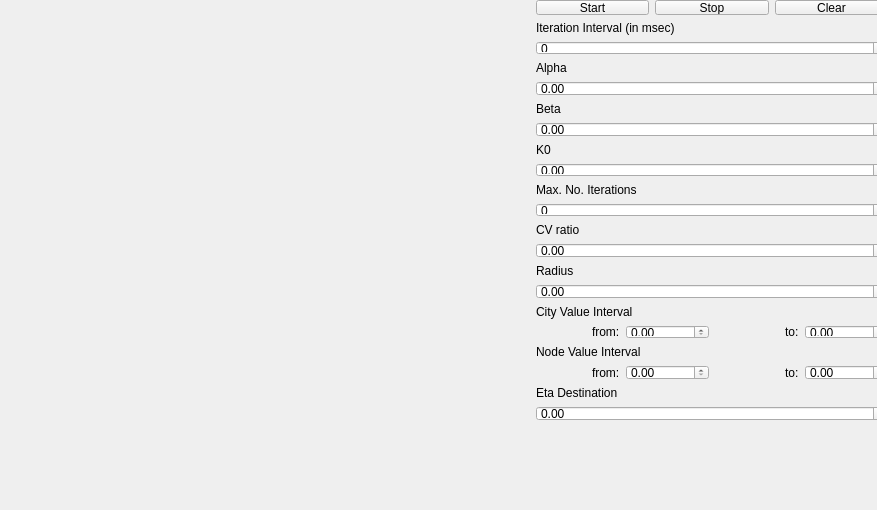
Qt form milestone2/steuerung.ui (yuliahn/PRG_Praktikum) before a commit.
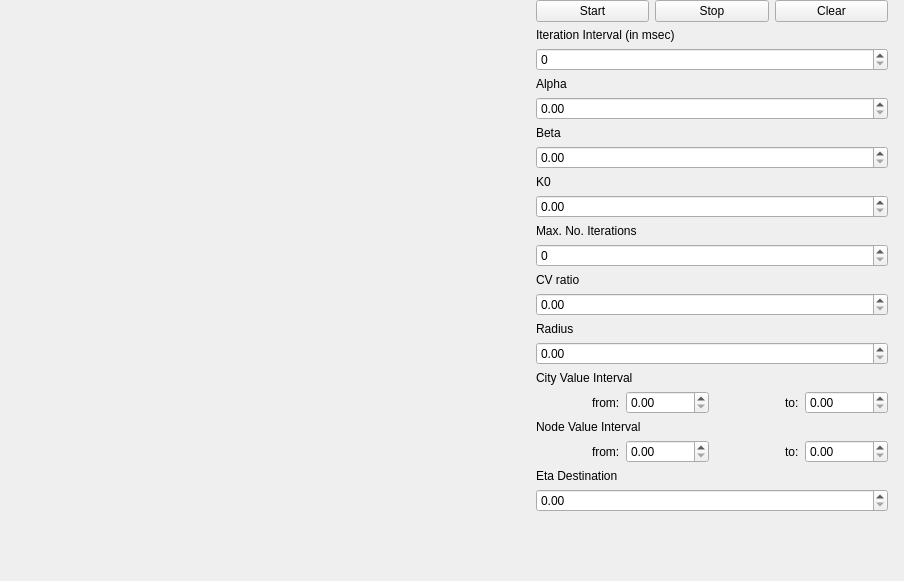
The same form after that commit.

Commit message: new names for widgets in steuerung.ui

Diff of the .ui file:
```diff
--- a/milestone2/steuerung.ui
+++ b/milestone2/steuerung.ui
@@ -6,8 +6,8 @@
    <rect>
     <x>0</x>
     <y>0</y>
-    <width>877</width>
-    <height>510</height>
+    <width>904</width>
+    <height>581</height>
    </rect>
   </property>
   <property name="windowTitle">
@@ -19,7 +19,7 @@
      <x>536</x>
      <y>0</y>
      <width>352</width>
-     <height>421</height>
+     <height>563</height>
     </rect>
    </property>
    <layout class="QVBoxLayout" name="setLayout">
```
Left out of the diff: 22 changed lines with no effect on the pictures. The commit also changes 2 other files.
